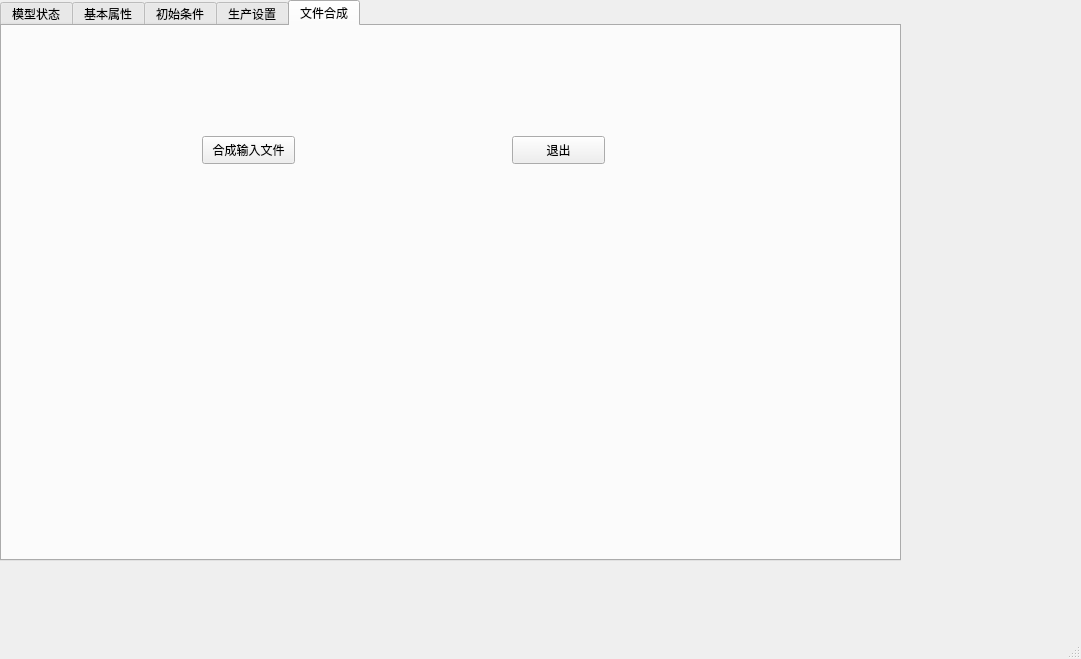
First picture: the form in data_gui.ui, repository keksen-zone/data-process, before the edit.
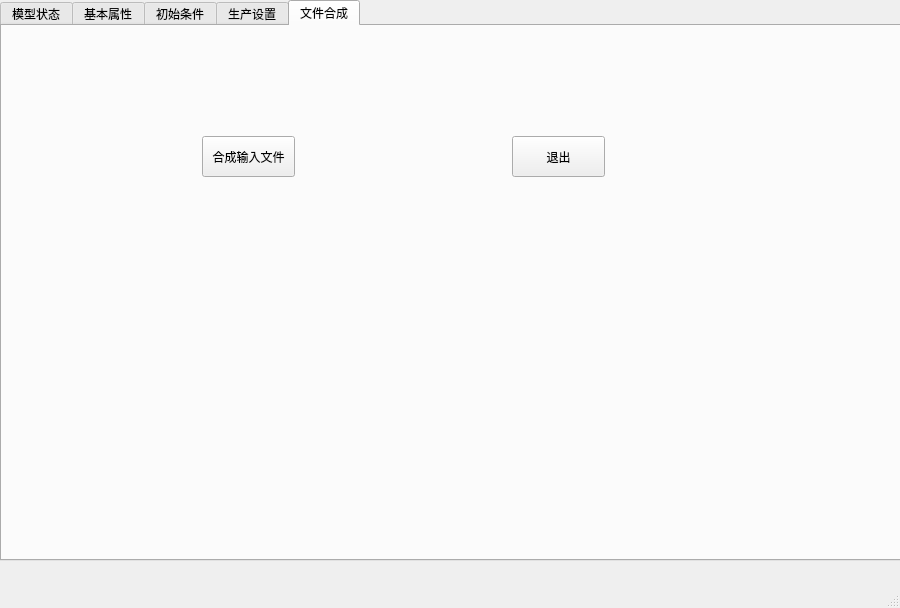
Second picture: the form after the edit. The open tabs and pages were chosen to show the change.

Patch:
```diff
--- a/data_gui.ui
+++ b/data_gui.ui
@@ -6,8 +6,8 @@
    <rect>
     <x>0</x>
     <y>0</y>
-    <width>1081</width>
-    <height>659</height>
+    <width>900</width>
+    <height>608</height>
    </rect>
   </property>
   <property name="windowTitle">
@@ -3210,7 +3210,7 @@
         <x>200</x>
         <y>110</y>
         <width>93</width>
-        <height>28</height>
+        <height>41</height>
        </rect>
       </property>
       <property name="text">
@@ -3223,7 +3223,7 @@
         <x>510</x>
         <y>110</y>
         <width>93</width>
-        <height>28</height>
+        <height>41</height>
        </rect>
       </property>
       <property name="text">
```
Left out of the diff: 12 changed lines with no effect on the pictures.
